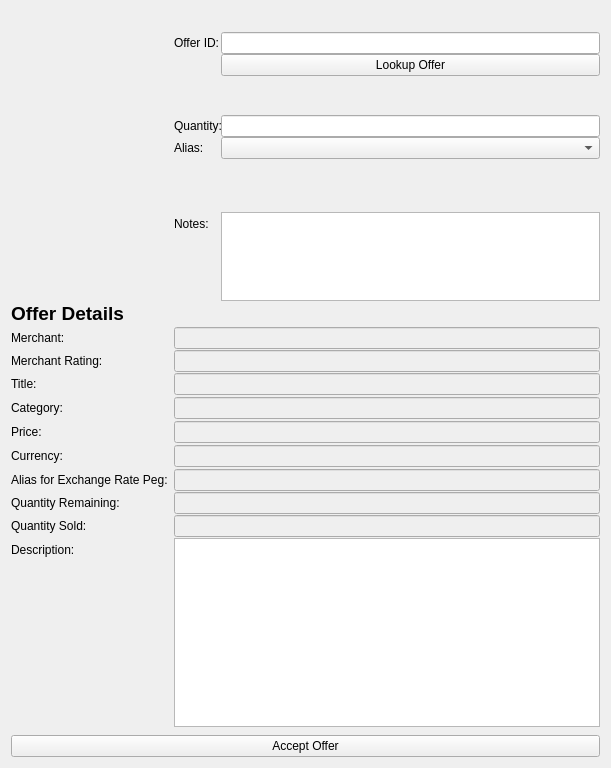
This is src/qt/forms/acceptandpayofferlistpage.ui in greggdourgarian/syscoin2 as Qt 5 draws it before an edit. The edited form follows.
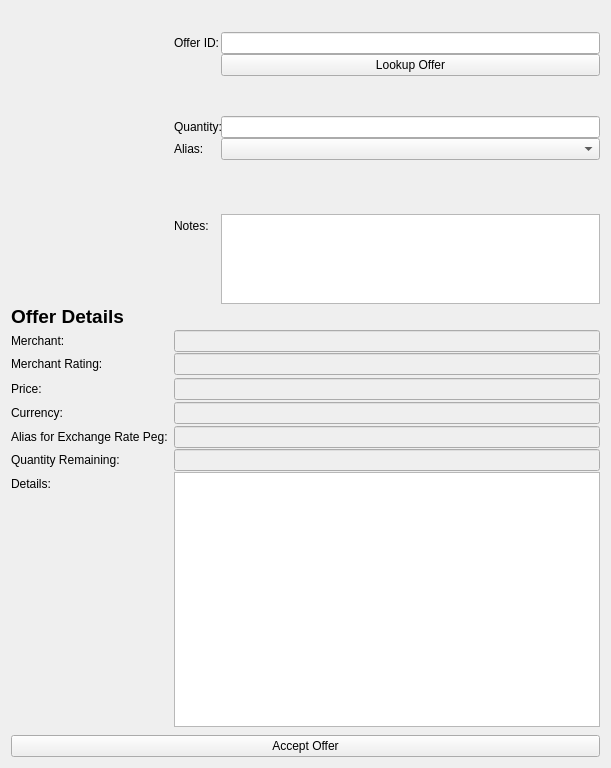
This is the edited form.

```diff
--- a/src/qt/forms/acceptandpayofferlistpage.ui
+++ b/src/qt/forms/acceptandpayofferlistpage.ui
@@ -246,37 +246,9 @@
        </property>
       </widget>
      </item>
-     <item row="7" column="0">
-      <widget class="QLabel" name="label_4">
-       <property name="text">
-        <string>Title:</string>
-       </property>
-      </widget>
-     </item>
-     <item row="7" column="1">
-      <widget class="QLineEdit" name="infoTitle">
-       <property name="enabled">
-        <bool>false</bool>
-       </property>
-      </widget>
-     </item>
      <item row="8" column="1">
       <layout class="QVBoxLayout" name="verticalLayout_3"/>
      </item>
-     <item row="9" column="0">
-      <widget class="QLabel" name="label_6">
-       <property name="text">
-        <string>Category:</string>
-       </property>
-      </widget>
-     </item>
-     <item row="9" column="1">
-      <widget class="QLineEdit" name="infoCategory">
-       <property name="enabled">
-        <bool>false</bool>
-       </property>
-      </widget>
-     </item>
      <item row="10" column="1">
       <layout class="QVBoxLayout" name="verticalLayout_4"/>
      </item>
@@ -342,28 +314,10 @@
        </property>
       </widget>
      </item>
-     <item row="17" column="0">
-      <widget class="QLabel" name="label_13">
-       <property name="text">
-        <string>Quantity Sold:</string>
-       </property>
-      </widget>
-     </item>
-     <item row="17" column="1">
-      <layout class="QVBoxLayout" name="verticalLayout_7">
-       <item>
-        <widget class="QLineEdit" name="infoSold">
-         <property name="enabled">
-          <bool>false</bool>
-         </property>
-        </widget>
-       </item>
-      </layout>
-     </item>
      <item row="18" column="0">
       <widget class="QLabel" name="label_9">
        <property name="text">
-        <string>Description:</string>
+        <string>Details:</string>
        </property>
       </widget>
      </item>
```
Left out of the diff: 2 changed lines with no effect on the pictures.
